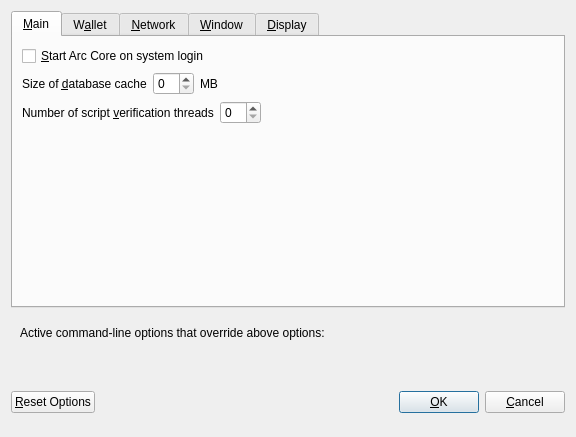
This is src/qt/forms/optionsdialog.ui in AdvancedTechnologyCoin/arc_core as Qt 5 draws it before an edit. The edited form follows.
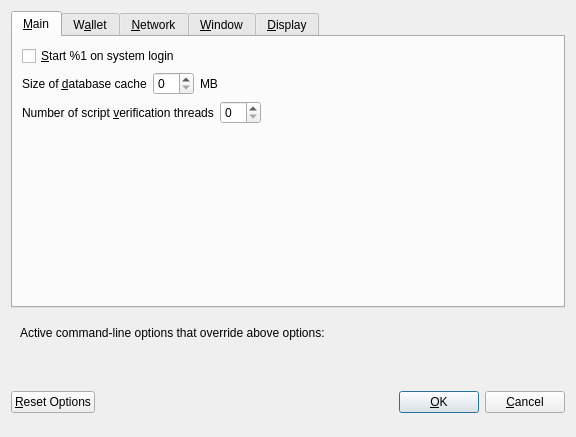
This is the edited form. Custom widgets are drawn as their Qt base class.

Commit message: update core, integerate new condition of use

What changed in the file:
```diff
--- a/src/qt/forms/optionsdialog.ui
+++ b/src/qt/forms/optionsdialog.ui
@@ -33,7 +33,7 @@
           <string>Automatically start Arc Core after logging in to the system.</string>
          </property>
          <property name="text">
-          <string>&amp;Start Arc Core on system login</string>
+          <string>&amp;Start %1 on system login</string>
          </property>
         </widget>
        </item>
```
Left out of the diff: 4 changed lines with no effect on the pictures. The commit also changes 1609 other files.
